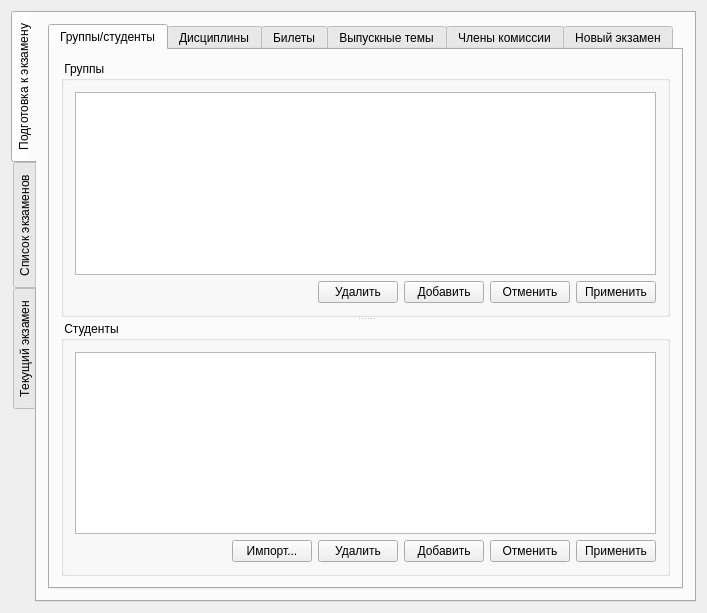
Qt form mainwindow.ui (xjohncz/chsuass) before a commit.
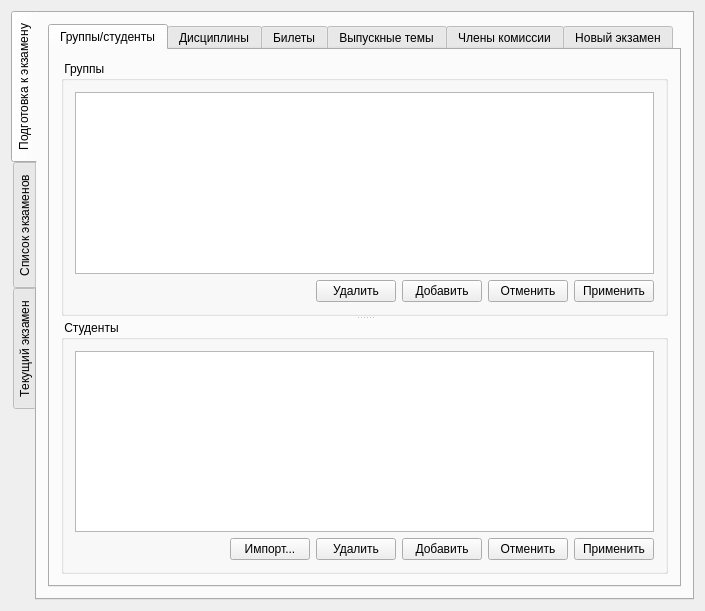
The same form after that commit.

The edit to the form file:
```diff
--- a/mainwindow.ui
+++ b/mainwindow.ui
@@ -6,8 +6,8 @@
    <rect>
     <x>0</x>
     <y>0</y>
-    <width>707</width>
-    <height>613</height>
+    <width>705</width>
+    <height>611</height>
    </rect>
   </property>
   <property name="windowTitle">
```
